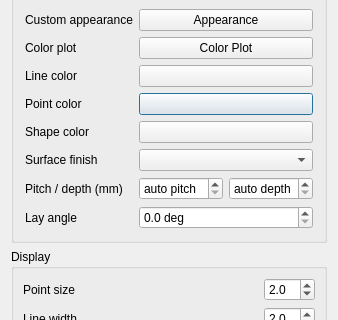
realthunder/FreeCAD, file src/Mod/Material/Gui/DlgDisplayProperties.ui: the form before one commit; both pictures show x 0 to 338 and y 140 to 460 of the 338 by 714 pixel window.
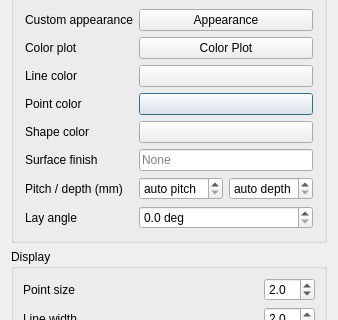
The form after the commit. Custom widgets are drawn as their Qt base class.

Commit message: Material: type a finish or a material instead of hunting for one

Diff of the .ui file:
```diff
--- a/src/Mod/Material/Gui/DlgDisplayProperties.ui
+++ b/src/Mod/Material/Gui/DlgDisplayProperties.ui
@@ -435,10 +435,16 @@
          </widget>
         </item>
         <item row="5" column="1">
-         <widget class="QComboBox" name="comboFinish">
+         <widget class="QLineEdit" name="editFinish">
           <property name="toolTip">
            <string>The machining the surface was given, shaded as relief.
-Pick a preset, then size it below.</string>
+Start typing, or click for the list; then size it below.</string>
+          </property>
+          <property name="placeholderText">
+           <string>None</string>
+          </property>
+          <property name="clearButtonEnabled">
+           <bool>true</bool>
           </property>
          </widget>
         </item>
```
The commit also changes 4 other files.
